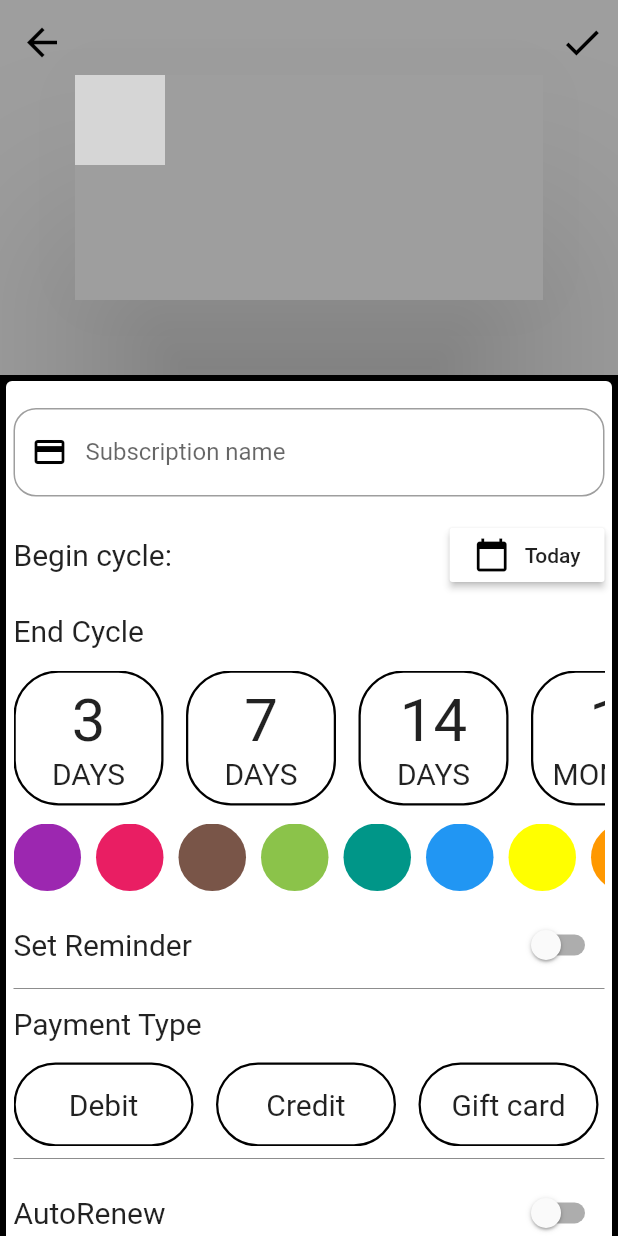
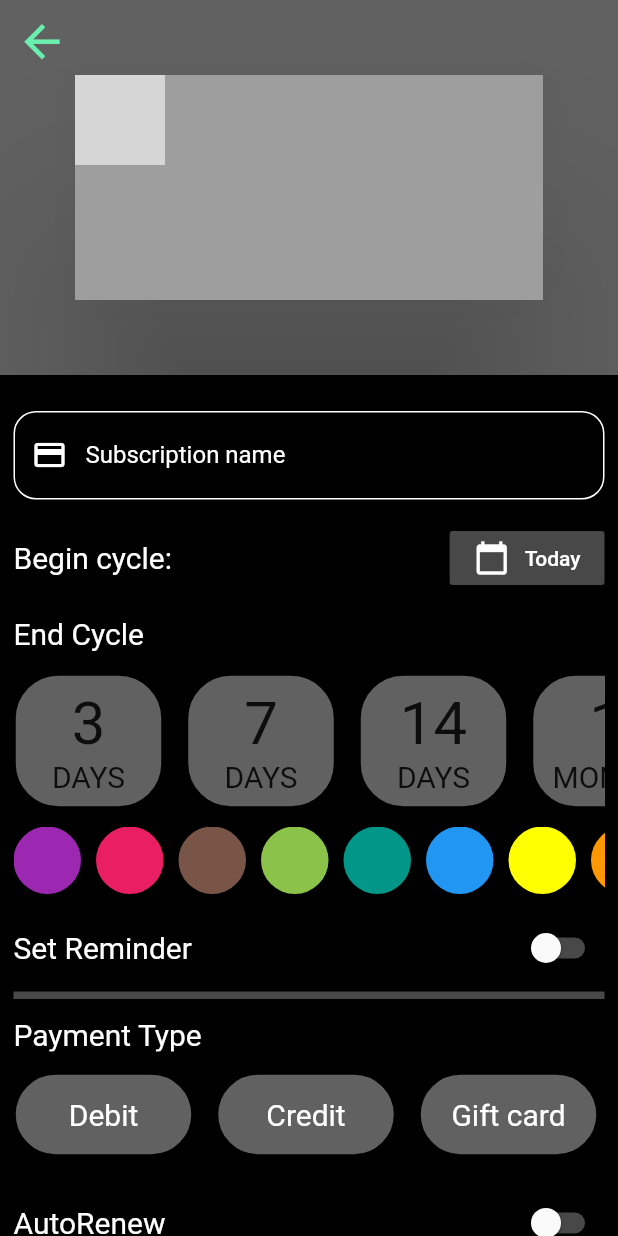
Before and after one commit to budoengland21/subscribe, a Flutter app: the screen it shows after launch, after a tap on the "add" icon, on a phone screen of 412 x 824 dp. Run offline on Flutter 3.47's test engine with Material 2 defaults, Android fonts, the phone set to English and light mode, and no system bars; our stand-ins replace flutter_datetime_picker, sqflite; missing offline and left inert: dart:ffi; accounts and stored records are empty; grey boxes are pictures that could not be loaded.

Commit message:
layout changedd

```diff
--- a/subscription/lib/AddCardScreen/AddCard.dart
+++ b/subscription/lib/AddCardScreen/AddCard.dart
@@ -33,17 +33,17 @@ class _AddCardState extends State<AddCard> {
   String tempDays = '';
 
   //color for payment containers
-  Color selected = Colors.white;
-  Color selected1 = Colors.white;
-  Color selected2 = Colors.white;
-  Color selected3 = Colors.white;
+  Color selected = Color.fromRGBO(97, 97, 97, 1);
+  Color selected1 = Color.fromRGBO(97, 97, 97, 1);
+  Color selected2 = Color.fromRGBO(97, 97, 97, 1);
+  Color selected3 = Color.fromRGBO(97, 97, 97, 1);
 
   //color for days selector
-  Color days0 = Colors.white;
-  Color days1 = Colors.white;
-  Color days2 = Colors.white;
-  Color days3 = Colors.white;
-  Color days4 = Colors.white;
+  Color days0 = Color.fromRGBO(97, 97, 97, 1);
+  Color days1 = Color.fromRGBO(97, 97, 97, 1);
+  Color days2 = Color.fromRGBO(97, 97, 97, 1);
+  Color days3 =Color.fromRGBO(97, 97, 97, 1);
+  Color days4 = Color.fromRGBO(97, 97, 97, 1);
 
   bool checkOn = false; // for the color containers checker
   Color cardColor = Colors.grey;
@@ -207,83 +207,83 @@ class _AddCardState extends State<AddCard> {
 
 
   void make() {
-    //just using length of colorcontain just coz its same
-    selected = Colors.greenAccent;
-    selected1 = Colors.white;
-    selected2 = Colors.white;
-    selected3 = Colors.white;
+    //just using length of colorcontain just coz its same255,241,118
+    selected = Color.fromRGBO(255, 241, 118, 1);
+    selected1 = Color.fromRGBO(72, 72, 72, 1);
+    selected2 = Color.fromRGBO(72, 72, 72, 1);
+    selected3 = Color.fromRGBO(72, 72, 72, 1);
   }
 
   void make1() {
     //just using length of colorcontain just coz its same
-    selected1 = Colors.greenAccent;
-    selected = Colors.white;
-    selected2 = Colors.white;
-    selected3 = Colors.white;
+    selected1 = Color.fromRGBO(255, 241, 118, 1);
+    selected = Color.fromRGBO(72, 72, 72, 1);
+    selected2 = Color.fromRGBO(72, 72, 72, 1);
+    selected3 = Color.fromRGBO(72, 72, 72, 1);
   }
 
   void make2() {
     //just using length of colorcontain just coz its same
-    selected2 = Colors.greenAccent;
-    selected = Colors.white;
-    selected3 = Colors.white;
-    selected1 = Colors.white;
+    selected2 =  Color.fromRGBO(255, 241, 118, 1);
+    selected = Color.fromRGBO(72, 72, 72, 1);
+    selected3 = Color.fromRGBO(72, 72, 72, 1);
+    selected1 = Color.fromRGBO(72, 72, 72, 1);
   }
 
   void make3() {
     //just using length of colorcontain just coz its same
-    selected3 = Colors.greenAccent;
-    selected = Colors.white;
-    selected1 = Colors.white;
-    selected2 = Colors.white;
+    selected3 = Color.fromRGBO(255, 241, 118, 1);
+    selected = Color.fromRGBO(72, 72, 72, 1);
+    selected1 = Color.fromRGBO(72, 72, 72, 1);
+    selected2 = Color.fromRGBO(72, 72, 72, 1);
   }
 
 
   void colorDay() {
-    days0 = Colors.greenAccent;
-    days1 = Colors.white;
-    days2 = Colors.white;
-    days3 = Colors.white;
-    days4 = Colors.white;
+    days0 =  Color.fromRGBO(255, 241, 118, 1);
+    days1 = Color.fromRGBO(72, 72, 72, 1);
+    days2 = Color.fromRGBO(72, 72, 72, 1);
+    days3 = Color.fromRGBO(72, 72, 72, 1);
+    days4 = Color.fromRGBO(72, 72, 72, 1);
   }
 
   void colorDay1() {
-    days0 = Colors.white;
-    days1 = Colors.greenAccent;
-    days2 = Colors.white;
-    days3 = Colors.white;
-    days4 = Colors.white;
+    days0 = Color.fromRGBO(72, 72, 72, 1);
+    days1 =  Color.fromRGBO(255, 241, 118, 1);
+    days2 = Color.fromRGBO(72, 72, 72, 1);
+    days3 = Color.fromRGBO(72, 72, 72, 1);;
+    days4 = Color.fromRGBO(72, 72, 72, 1);
   }
 
   void colorDay2() {
-    days0 = Colors.white;
-    days1 = Colors.white;
-    days2 = Colors.greenAccent;
-    days3 = Colors.white;
-    days4 = Colors.white;
+    days0 = Color.fromRGBO(72, 72, 72, 1);
+    days1 = Color.fromRGBO(72, 72, 72, 1);
+    days2 =  Color.fromRGBO(255, 241, 118, 1);
+    days3 = Color.fromRGBO(72, 72, 72, 1);
+    days4 = Color.fromRGBO(72, 72, 72, 1);
   }
 
   void colorDay3() {
-    days0 = Colors.white;
-    days1 = Colors.white;
-    days2 = Colors.white;
-    days3 = Colors.greenAccent;
-    days4 = Colors.white;
+    days0 =Color.fromRGBO(72, 72, 72, 1);
+    days1 = Color.fromRGBO(72, 72, 72, 1);
+    days2 = Color.fromRGBO(72, 72, 72, 1);
+    days3 =  Color.fromRGBO(255, 241, 118, 1);
+    days4 = Color.fromRGBO(72, 72, 72, 1);
   }
   void colorCustom(){
-    days0 = Colors.white;
-    days1 = Colors.white;
-    days2 = Colors.white;
-    days3 = Colors.white;
-    days4 = Colors.greenAccent;
+    days0 =  Color.fromRGBO(72, 72, 72, 1);
+    days1 =  Color.fromRGBO(72, 72, 72, 1);
+    days2 =  Color.fromRGBO(72, 72, 72, 1);
+    days3 = Color.fromRGBO(72, 72, 72, 1);
+    days4 =  Color.fromRGBO(255, 241, 118, 1);
 
   }
   void removeColor(){
-    days0 = Colors.white;
-    days1 = Colors.white;
-    days2 = Colors.white;
-    days3 = Colors.white;
-    days4 = Colors.white;
+    days0 =  Color.fromRGBO(72, 72, 72, 1);
+    days1 = Color.fromRGBO(72, 72, 72, 1);
+    days2 =  Color.fromRGBO(72, 72, 72, 1);
+    days3 =  Color.fromRGBO(72, 72, 72, 1);
+    days4 =  Color.fromRGBO(72, 72, 72, 1);
   }
 
 
@@ -383,21 +383,15 @@ class _AddCardState extends State<AddCard> {
 
 
           SliverAppBar(
-            backgroundColor: Colors.grey,
-            actions: <Widget>[
-              IconButton(
-                icon: Icon(Icons.done),
-                color: Colors.black,
-                iconSize: 30,
-                onPressed: () {}, //go to settings page} ,
-              ),
-            ],
+            backgroundColor: Color.fromRGBO(97, 97, 97, 1),
+
             //forceElevated: true,
             //floating: true,
             pinned: true,
             elevation: 10,
             leading: IconButton(
-              icon: Icon(Icons.arrow_back, color: Colors.black, size: 30,),),
+              icon: Icon(Icons.arrow_back, color: Colors.greenAccent, size: 35,),
+              onPressed: () {Navigator.pop(context);},),
             // appBar:AppBar(leading: IconButton(icon:Icon(Icons.arrow_back,color: Colors.black,size: 30,),),)//leading: IconButton(icon:Icon(Icons.arrow_back,color: Colors.black,size: 30,),),
 
             // color that appear when scroll up
@@ -489,27 +483,34 @@ class _AddCardState extends State<AddCard> {
             itemExtent: 795, //height of each widget in the listdelegate
             //for my case since its one widget, make height reasonable size
             //divide the items
+
             delegate: SliverChildListDelegate(
                 [
-                  //Using card coz material needed for textbox
+                  //Using c
+                  // ard coz material needed for textbox
                   Card(
+                    color: Colors.black,//ytttttttttttttttttttttttttttttttttttttttttttttttttttttttttttttttt
 
 
                     child: Padding(
                         padding: const EdgeInsets.only(
-                            top: 18.0, left: 5, right: 5),
+                            top: 20.0, left: 5, right: 5),
 
                         child: Column(
                           children: <Widget>[
-                            TextField(
+                            Theme(
+                              data: Theme.of(context).copyWith(hintColor: Colors.white,primaryColor: Colors.white),
+
+                              child: TextField(
+                                style: TextStyle(color: Colors.white),
 
                                 decoration: InputDecoration(
-                                labelText: "Subscription name",
-                                border: OutlineInputBorder(
+                                  labelText: "Subscription name",focusColor: Colors.white,
+                                  enabledBorder: OutlineInputBorder(
                                     borderRadius: BorderRadius.all(
-                                      Radius.circular(15)),),
+                                        Radius.circular(15)),borderSide: BorderSide(color: Colors.white),),
                                   prefixIcon: Icon(
-                                  Icons.credit_card, color: Colors.black,),
+                                    Icons.credit_card, color: Colors.white,),
 
                                 ),
                                 //Takes in a string variable
@@ -523,23 +524,25 @@ class _AddCardState extends State<AddCard> {
                                 ],
                                 //no need for controller unless you want to use it
                                 //controller: textCheck, // Obtain text from textbox
+                                  ///rgb(255,241,118)hhhhhhhhhhhhhhhhhhhhhhhhhhhhhhhhhhhhhhhhhhhhhhhhhhhhhhhhhhhhhhhhhhhhhhhhhhhhhhhhhhhhhhhhhhhhhhhhhhhhhhhhhhhhhhhhh
 
 
+                              ),
                             ),
                             Padding(
                               padding: EdgeInsets.only(top: 15),
                               child: Row(
                                 children: <Widget>[
-                                  Text("Begin cycle: ",style: TextStyle(fontSize: 20),),
+                                  Text("Begin cycle: ",style: TextStyle(fontSize: 20,color: Colors.white),),
                                   Spacer(),
                                   RaisedButton(
                                     ///adding icon in button + name
-                                    color: Colors.white,
+                                    color: Color.fromRGBO(72, 72, 72, 1),
                                     child: Row(
                                       children: <Widget>[
-                                        Icon(Icons.calendar_today,color: Colors.black,),
+                                        Icon(Icons.calendar_today,color: Colors.white,),
                                         SizedBox(width: 10,),
-                                        Text(defaultDate),
+                                        Text(defaultDate,style: TextStyle(color: Colors.white),),
                                       ],
                                     ),
                                     onPressed: (){
@@ -550,6 +553,8 @@ class _AddCardState extends State<AddCard> {
                                        onConfirm: (val){///after done pressed
                                         print(val);
                                         setState(() {
+                                          FocusScope.of(context).requestFocus( ///it will clear all focus of the textfield
+                                              new FocusNode());
                                           formatDate(val);///where it formats date
                                           updateDays("null");
                                           removeColor();
@@ -570,7 +575,7 @@ class _AddCardState extends State<AddCard> {
                               padding: EdgeInsets.only(top:15),
                               child: Row(
                                 children: <Widget>[
-                                  Text("End Cycle",style: TextStyle(fontSize: 20),)
+                                  Text("End Cycle",style: TextStyle(fontSize: 20,color: Colors.white),)
                                 ],
                               ),
                             ),
@@ -579,7 +584,7 @@ class _AddCardState extends State<AddCard> {
                               padding: const EdgeInsets.only(top: 15.0),
                               child: Container(
                                 height: 90,
-                                color: Colors.white,
+                                color: Colors.black,
                                 width: double.infinity,
 
                                 child: ListView(
@@ -593,9 +598,11 @@ class _AddCardState extends State<AddCard> {
                                         });
                                       },
                                       child: Container(
+
                                           child: Column(
                                             mainAxisAlignment: MainAxisAlignment
                                                 .center,
+
 
                                             children: <Widget>[
                                               Text("3", style: TextStyle(
@@ -802,9 +809,9 @@ class _AddCardState extends State<AddCard> {
                               child: Row(
                                 children: <Widget>[
                                   Text("Set Reminder",
-                                    style: TextStyle(fontSize: 20),),
+                                    style: TextStyle(fontSize: 20,color: Colors.white),),
                                   Spacer(),
-                                  Switch(
+                                  Switch(inactiveTrackColor:Color.fromRGBO(72, 72, 72, 1),activeColor:Color.fromRGBO(255, 241, 118, 1),
                                       value: isOn,
                                       onChanged: (
                                           checker) { // onchanged takes parameter of whats changed
@@ -824,11 +831,11 @@ class _AddCardState extends State<AddCard> {
                               child: Row(
                                 children: <Widget>[
                                   Text(
-                                    "Remind me", style: TextStyle(fontSize: 20),
+                                    "Remind me", style: TextStyle(fontSize: 20,color: Colors.white),
                                   ),
                                   Spacer(),
-                                  DropdownButton(
-                                    value: defaultDay,
+                                  DropdownButton(iconEnabledColor: Color.fromRGBO(255, 241, 118, 1),
+                                    value: defaultDay,style: TextStyle(color: Colors.white),
                                     // default is 3 days
                                     onChanged: (newvalue) {
                                       setState(() {
@@ -861,19 +868,20 @@ class _AddCardState extends State<AddCard> {
                             Padding(
                               padding: const EdgeInsets.only(top: 5.0),
                               child: Container(
-                                height: 0.3, color: Colors.black,),
+                                height: 5, color: Color.fromRGBO(72, 72, 72, 1),),
                             ),
                             Padding(
                               padding: const EdgeInsets.only(top: 12.0),
                               child: Row(
                                 children: <Widget>[
                                   Text("Payment Type",
-                                    style: TextStyle(fontSize: 20),),
+                                    style: TextStyle(fontSize: 20,color: Colors.white),),
                                 ],
 
                               ),
                             ),
                             Container(
+                              color: Colors.black,
                               width: double.infinity,
                               height: 70,
                               child: Padding(
@@ -897,7 +905,7 @@ class _AddCardState extends State<AddCard> {
                                             color: selected)
                                         ,
                                         child: Center(child: Text(images[0],
-                                          style: TextStyle(fontSize: 20),)),
+                                          style: TextStyle(fontSize: 20,color: Colors.white),)),
                                       ),
                                     ),
 
@@ -920,7 +928,7 @@ class _AddCardState extends State<AddCard> {
                                             color: selected1)
                                         ,
                                         child: Center(child: Text(images[1],
-                                          style: TextStyle(fontSize: 20),)),
+                                          style: TextStyle(fontSize: 20,color: Colors.white),)),
                                       ),
                                     ),
 
@@ -943,7 +951,7 @@ class _AddCardState extends State<AddCard> {
                                             color: selected2)
                                         ,
                                         child: Center(child: Text(images[2],
-                                          style: TextStyle(fontSize: 20),)),
+                                          style: TextStyle(fontSize: 20,color: Colors.white),)),
                                       ),
                                     ),
 
@@ -966,7 +974,7 @@ class _AddCardState extends State<AddCard> {
                                             color: selected3)
                                         ,
                                         child: Center(child: Text(images[3],
-                                          style: TextStyle(fontSize: 20),)),
+                                          style: TextStyle(fontSize: 20,color: Colors.white),)),
                                       ),
                                     ),
 
@@ -992,9 +1000,9 @@ class _AddCardState extends State<AddCard> {
                               child: Row(
                                 children: <Widget>[
                                   Text("AutoRenew",
-                                    style: TextStyle(fontSize: 20),),
+                                    style: TextStyle(fontSize: 20,color: Colors.white),),
                                   Spacer(),
-                                  Switch(
+                                  Switch(inactiveTrackColor:Color.fromRGBO(72, 72, 72, 1),activeColor:Color.fromRGBO(255, 241, 118, 1),
                                       value: renewOn,
                                       onChanged: (
                                           val) { // onchanged takes parameter of whats changed
@@ -1021,7 +1029,7 @@ class _AddCardState extends State<AddCard> {
                               children: <Widget>[
                                 //Text("Amount", style: TextStyle(fontSize: 20),),
                                 // Spacer(),
-                                Text("Amount", style: TextStyle(fontSize: 20),),
+                                Text("Amount", style: TextStyle(fontSize: 20,color: Colors.white),),
                                 Spacer(),
                                 Container(
 
@@ -1031,14 +1039,15 @@ class _AddCardState extends State<AddCard> {
                                   child: TextField(
                                     decoration: InputDecoration(
                                       prefixIcon: Icon(Icons.attach_money,
-                                        color: Colors.green,),
+                                        color: Colors.green,),//enabledBorder: OutlineInputBorder(borderSide: BorderSide(color: Colors.white),),
+
                                       //border: OutlineInputBorder(borderRadius: BorderRadius.all(Radius.circular(15)),),
                                       //block digits with comma, hyphen etc.
                                     ),
                                     keyboardType: TextInputType.number,
                                     inputFormatters: [
                                       BlacklistingTextInputFormatter(
-                                          RegExp('[,|-]|[(.)?]|[ ]')),
+                                          RegExp('[,|-]|[ ]')),
                                       //WhitelistingTextInputFormatter.digitsOnly],
 
                                     ],
@@ -1064,7 +1073,7 @@ class _AddCardState extends State<AddCard> {
                                 padding: const EdgeInsets.only(bottom: 8.0),
                                 child: RaisedButton(
                                   disabledColor: Colors.black12,
-                                  color: Colors.black,
+                                  color: Colors.greenAccent,
                                   onPressed: (){
                                     //if true, then all fields were filled
                                     if (cardDetails.checkAll()){
--- a/subscription/lib/homePage/cardStack.dart
+++ b/subscription/lib/homePage/cardStack.dart
@@ -142,6 +142,16 @@ class _cardStackState extends State<cardStack> {
 List<Widget> cardStack(ArrayOfCards cards, BuildContext context)  {
  //ArrayOfCards cards = new ArrayOfCards();
 
+  ///this checks the days and if it's zero days, string is set today
+  String checkDays(int i){
+    if (cards.seeCard(i).getDayCount() == "0 DAYS"){
+      return "TODAY";
+
+    }
+
+    return cards.seeCard(i).getDayCount();
+  }
+
   ///use if statement check if 0, then show balance
 
     print("passed here");
@@ -211,7 +221,7 @@ List<Widget> cardStack(ArrayOfCards cards, BuildContext context)  {
               child: Transform(
                 transform:  Matrix4.identity()
                 ..setEntry(3,2,0.01)
-               ..rotateX(0.1),
+               ..rotateX(0.05),
                 alignment: FractionalOffset.center,
 
                 child: Card(
@@ -260,7 +270,7 @@ List<Widget> cardStack(ArrayOfCards cards, BuildContext context)  {
                                       width: 90,
                                       child: Center(
                                         child: Text(
-                                          cards.seeCard(i).getMoney(), style: TextStyle(color: Colors.white,fontWeight: FontWeight.bold,fontSize: 27,),
+                                         '\$ '+ cards.seeCard(i).getMoney(), style: TextStyle(color: Colors.white,fontWeight: FontWeight.bold,fontSize: 27,),
                                         ),
                                       ),
                                     ),
@@ -276,7 +286,7 @@ List<Widget> cardStack(ArrayOfCards cards, BuildContext context)  {
                                           borderRadius: BorderRadius.all(Radius.circular(40),),color: Colors.red,
                                           //boxShadow: [BoxShadow(color: Colors.black12,spreadRadius: 1,blurRadius: 2)]
                                         ),
-                                        child: Center(child: Text(cards.seeCard(i).getDayCount(),style: TextStyle(fontSize: 25,color: Colors.white,fontWeight: FontWeight.bold),)),
+                                        child: Center(child: Text(checkDays(i),style: TextStyle(fontSize: 25,color: Colors.white,fontWeight: FontWeight.bold),)),
 
 
                                       ),
--- a/subscription/lib/homePage/main.dart
+++ b/subscription/lib/homePage/main.dart
@@ -9,7 +9,8 @@ import 'package:subscription/homePage/cardStack.dart';
       runApp(
           MaterialApp(
             theme: ThemeData(
-                primaryColor: Colors.black
+                primaryColor: Colors.white,canvasColor: Color.fromRGBO(72, 72, 72, 1)
+
             ),
             home: FrontPage(),
           )
```
Lines whose indentation alone changed are shown as unchanged.
